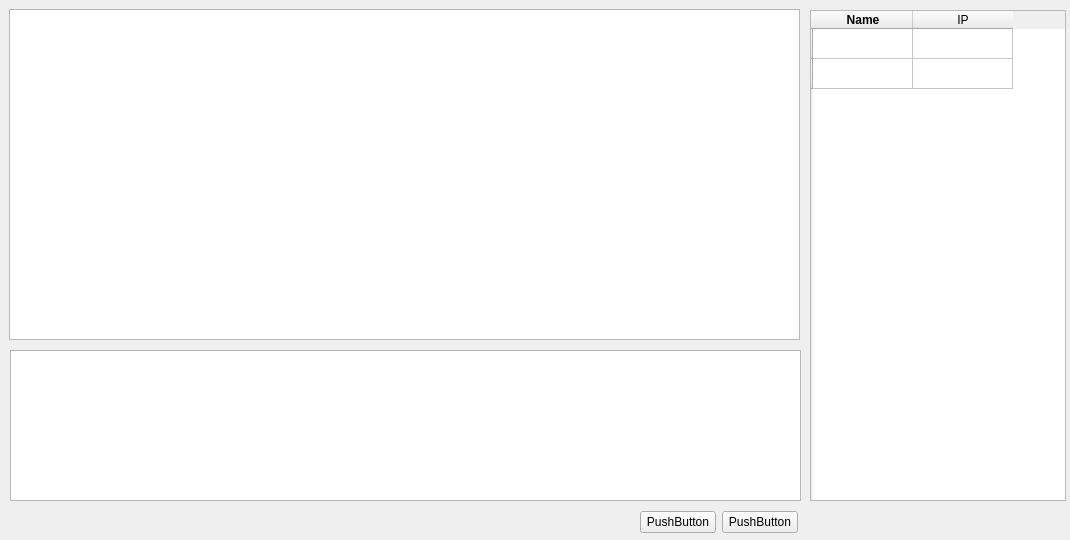
The window that Src/client/client_chat.ui (Nunite/Cyber_Internet) describes before a commit, drawn with Qt 5.
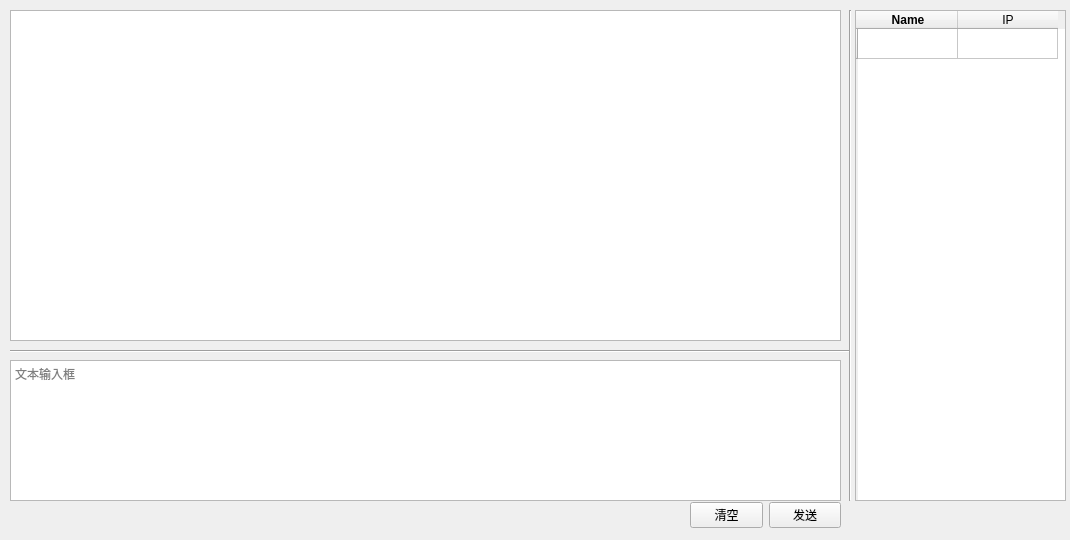
The same window after the commit.

```diff
--- a/Src/client/client_chat.ui
+++ b/Src/client/client_chat.ui
@@ -13,12 +13,15 @@
   <property name="windowTitle">
    <string>Form</string>
   </property>
+  <property name="autoFillBackground">
+   <bool>false</bool>
+  </property>
   <widget class="QTextEdit" name="textEdit">
    <property name="geometry">
     <rect>
-     <x>9</x>
-     <y>9</y>
-     <width>791</width>
+     <x>10</x>
+     <y>10</y>
+     <width>831</width>
      <height>331</height>
     </rect>
    </property>
@@ -36,9 +39,9 @@
    <property name="geometry">
     <rect>
      <x>10</x>
-     <y>350</y>
-     <width>791</width>
-     <height>151</height>
+     <y>360</y>
+     <width>831</width>
+     <height>141</height>
     </rect>
    </property>
    <property name="sizePolicy">
@@ -47,13 +50,16 @@
      <verstretch>1</verstretch>
     </sizepolicy>
    </property>
+   <property name="placeholderText">
+    <string>文本输入框</string>
+   </property>
   </widget>
   <widget class="QTableWidget" name="tableWidget">
    <property name="geometry">
     <rect>
-     <x>810</x>
+     <x>855</x>
      <y>10</y>
-     <width>256</width>
+     <width>211</width>
      <height>491</height>
     </rect>
    </property>
@@ -71,11 +77,6 @@
      <string/>
     </property>
    </row>
-   <row>
-    <property name="text">
-     <string/>
-    </property>
-   </row>
    <column>
     <property name="text">
      <string>Name</string>
@@ -95,29 +96,55 @@
   <widget class="QWidget" name="layoutWidget">
    <property name="geometry">
     <rect>
-     <x>640</x>
-     <y>510</y>
-     <width>158</width>
-     <height>25</height>
+     <x>690</x>
+     <y>500</y>
+     <width>151</width>
+     <height>31</height>
     </rect>
    </property>
    <layout class="QHBoxLayout" name="horizontalLayout">
     <item>
      <widget class="QPushButton" name="pushButton_2">
       <property name="text">
-       <string>PushButton</string>
+       <string>清空</string>
       </property>
      </widget>
     </item>
     <item>
      <widget class="QPushButton" name="pushButton">
       <property name="text">
-       <string>PushButton</string>
+       <string>发送</string>
       </property>
      </widget>
     </item>
    </layout>
   </widget>
+  <widget class="Line" name="line">
+   <property name="geometry">
+    <rect>
+     <x>10</x>
+     <y>336</y>
+     <width>841</width>
+     <height>31</height>
+    </rect>
+   </property>
+   <property name="orientation">
+    <enum>Qt::Horizontal</enum>
+   </property>
+  </widget>
+  <widget class="Line" name="line_2">
+   <property name="geometry">
+    <rect>
+     <x>840</x>
+     <y>10</y>
+     <width>20</width>
+     <height>491</height>
+    </rect>
+   </property>
+   <property name="orientation">
+    <enum>Qt::Vertical</enum>
+   </property>
+  </widget>
  </widget>
  <resources/>
  <connections/>
```
Left out of the diff: 7 changed lines with no effect on the pictures.
